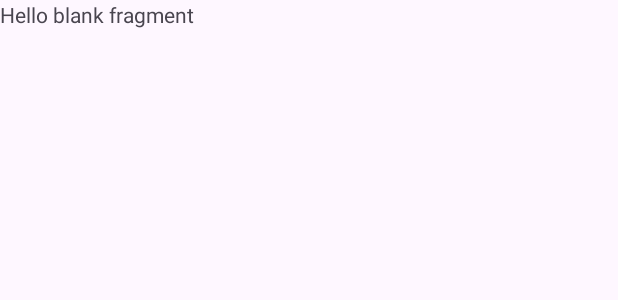
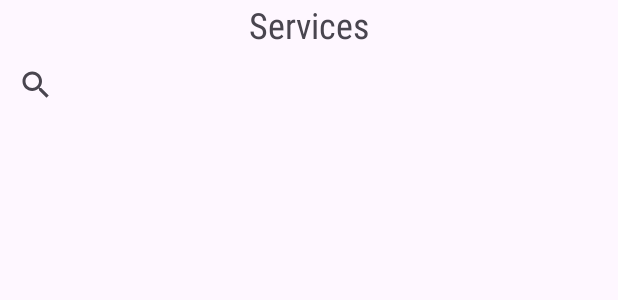
Before and after one commit to k-nitta-author/MGHS_Practicum, an Android app: the layout fragment_services.xml on its own in the app's theme, with its tools: preview values and no code run, on a phone screen of 412 x 824 dp. Shown: the top 300 px of the screen. Run offline under Robolectric (Android 15) with nearby library versions, the phone set to English and light mode, and no system bars.

Commit message:
worked at the services page and added a services view

```diff
--- a/app/src/main/res/layout/fragment_services.xml
+++ b/app/src/main/res/layout/fragment_services.xml
@@ -1,14 +1,40 @@
 <?xml version="1.0" encoding="utf-8"?>
-<FrameLayout xmlns:android="http://schemas.android.com/apk/res/android"
+<androidx.constraintlayout.widget.ConstraintLayout xmlns:android="http://schemas.android.com/apk/res/android"
+    xmlns:app="http://schemas.android.com/apk/res-auto"
     xmlns:tools="http://schemas.android.com/tools"
+    android:id="@+id/frameLayout2"
     android:layout_width="match_parent"
-    android:layout_height="match_parent"
+    android:layout_height="wrap_content"
+    android:orientation="vertical"
     tools:context=".ServicesFragment">
 
-    <!-- TODO: Update blank fragment layout -->
-    <TextView
+
+    <LinearLayout
         android:layout_width="match_parent"
         android:layout_height="match_parent"
-        android:text="@string/hello_blank_fragment" />
+        android:orientation="vertical"
+        app:layout_constraintEnd_toEndOf="parent">
 
-</FrameLayout>
+        <TextView
+            android:id="@+id/textView2"
+            android:layout_width="match_parent"
+            android:layout_height="wrap_content"
+            android:fontFamily="sans-serif-condensed"
+            android:text="Services"
+            android:textAlignment="center"
+            android:textSize="24sp" />
+
+        <SearchView
+            android:id="@+id/searchView"
+            android:layout_width="match_parent"
+            android:layout_height="match_parent" />
+
+        <androidx.recyclerview.widget.RecyclerView
+            android:id="@+id/services_recylcer"
+            android:layout_width="match_parent"
+            android:layout_height="wrap_content">
+
+        </androidx.recyclerview.widget.RecyclerView>
+    </LinearLayout>
+
+</androidx.constraintlayout.widget.ConstraintLayout>
```
Also changed, not shown: app/build.gradle.kts (+9 -0 lines), app/src/main/java/com/example/themghsapp/ServicesAdapter.java (added, +49 -0 lines), app/src/main/java/com/example/themghsapp/ServicesFragment.java (+79 -21 lines), app/src/main/java/com/example/themghsapp/ServicesRecyclerItem.java (added, +16 -0 lines), app/src/main/java/com/example/themghsapp/servicesRecyclerView.java (added, +32 -0 lines), app/src/main/res/layout/service_view.xml (added, +40 -0 lines).
